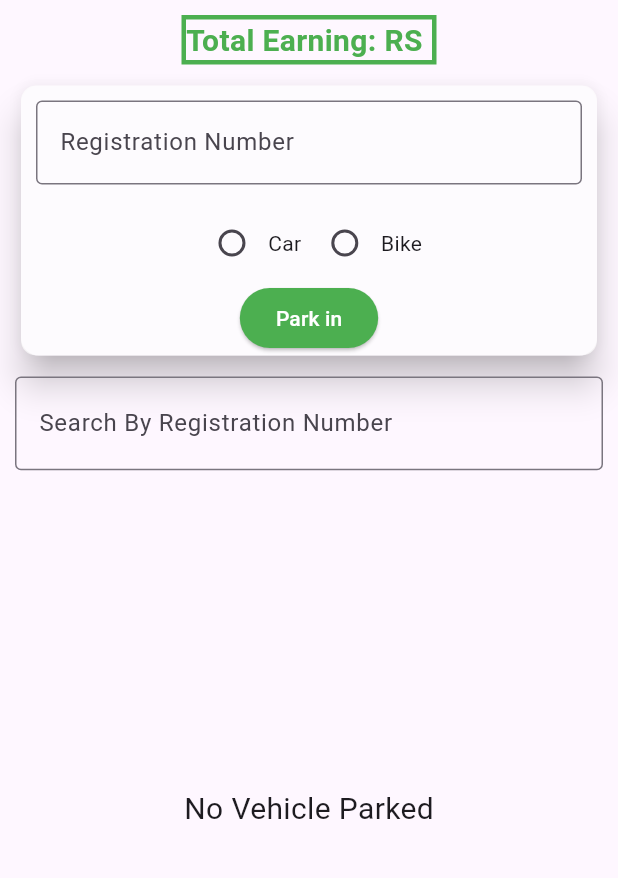
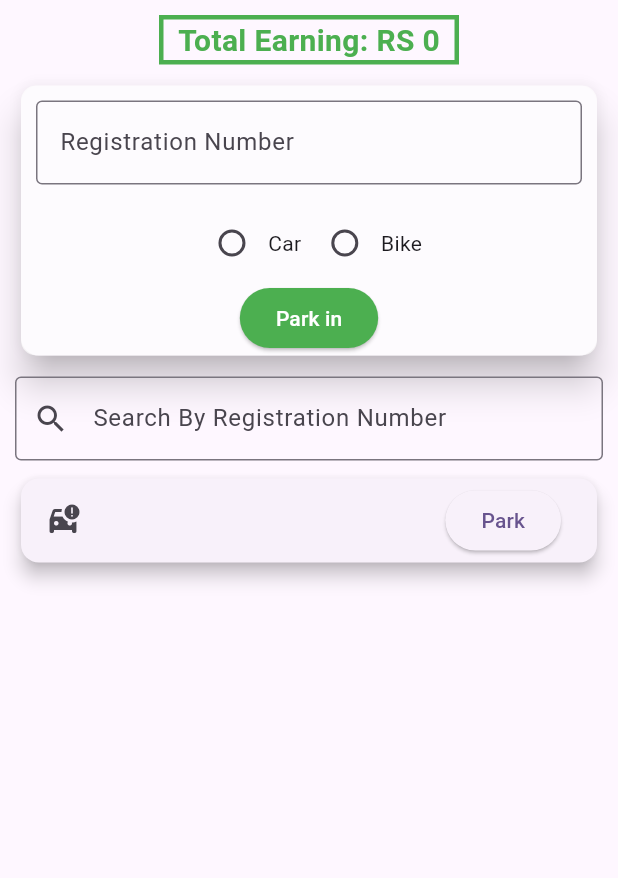
Before and after one commit to AdeelSultani/Parking-System, a Flutter app: the screen it shows after launch, after a tap on "Park in", on a phone screen of 412 x 824 dp, the part 84-962 px from its top. Run offline on Flutter 3.47's test engine with Material 3 defaults, Android fonts, the phone set to English and light mode, and no system bars.

Commit message:
Through Model List is fix

```diff
--- a/lib/Screens/parkview.dart
+++ b/lib/Screens/parkview.dart
@@ -1,4 +1,5 @@
 import 'package:flutter/material.dart';
+import 'package:parking_system/model/vehcile.dart';
 
 class ParkviewScreen extends StatefulWidget {
   const ParkviewScreen({super.key});
@@ -8,40 +9,49 @@ class ParkviewScreen extends StatefulWidget {
 }
 
 class _ParkviewScreenState extends State<ParkviewScreen> {
-  int total_earning=0;
+  int total_earning = 0;
   String? raioButtonValue;
-  TextEditingController reg_no=TextEditingController();
-  List<String> parkedList=[];
+  TextEditingController reg_no = TextEditingController();
+  TextEditingController searchController=TextEditingController();
+
+  List<VechicleModel> parkedList = [];
   @override
   Widget build(BuildContext context) {
     return Scaffold(
-
       appBar: AppBar(
         backgroundColor: Colors.green,
-  title: Text('Parking System',style: TextStyle(fontSize: 25,fontWeight: FontWeight.bold),),
+        title: Text(
+          'Parking System',
+          style: TextStyle(fontSize: 25, fontWeight: FontWeight.bold),
         ),
-body: Padding(padding: EdgeInsets.all(10),
+      ),
+      body: Padding(
+        padding: EdgeInsets.all(10),
         child: Column(
- // mainAxisAlignment: MainAxisAlignment.center,
-  //crossAxisAlignment: CrossAxisAlignment.center,
+
           children: [
             Container(
-      width: 170,
+              width: 200,
               height: 33,
               decoration: BoxDecoration(
-        //color: Colors.green,
                 border: Border.all(
-      color: Colors.green,  // border color
-      width: 3,             // border thickness
+                  color: Colors.green,
+                  width: 3,
                 ),
-    //  borderRadius: BorderRadius.all(
-    //   Radius.circular(5),
-    // ),
+
               ),
               child: Center(
-        child: Text('Total Earning: RS ${total_earning}',style: TextStyle(fontSize: 20,fontWeight:FontWeight.bold,color: Colors.green))),
+                child: Text(
+                  'Total Earning: RS $total_earning',
+                  style: TextStyle(
+                    fontSize: 20,
+                    fontWeight: FontWeight.bold,
+                    color: Colors.green,
                   ),
-      SizedBox(height: 10,),
+                ),
+              ),
+            ),
+            SizedBox(height: 10),
             Card(
               elevation: 10,
               child: Container(
@@ -49,9 +59,7 @@ child: Column(
                 height: 180,
                 decoration: BoxDecoration(
                   color: Colors.white70,
-         borderRadius: BorderRadius.all(
-      Radius.circular(10),
-    ),
+                  borderRadius: BorderRadius.all(Radius.circular(10)),
                 ),
 
                 child: Column(
@@ -59,77 +67,120 @@ child: Column(
                     Padding(
                       padding: const EdgeInsets.all(10.0),
                       child: TextFormField(
-
                         controller: reg_no,
                         decoration: InputDecoration(
                           label: Text('Registration Number'),
-                border: OutlineInputBorder()
+                          border: OutlineInputBorder(),
                         ),
                       ),
                     ),
-          SizedBox(height: 5,),
+                    SizedBox(height: 5),
                     Row(
                       mainAxisAlignment: MainAxisAlignment.center,
                       children: [
                         Radio(
                           activeColor: Colors.green,
-                value:'Car', groupValue:raioButtonValue , onChanged: (String ?val){
-              raioButtonValue=val;
-              setState(() {
-
-              });
+                          value: 'Car',
+                          groupValue: raioButtonValue,
+                          onChanged: (String? val) {
+                            raioButtonValue = val;
+                            setState(() {});
                           },
-
                         ),
                         Text('Car'),
-SizedBox(width: 5,),
+                        SizedBox(width: 5),
                         Radio(
                           activeColor: Colors.green,
-                value:'Bike', groupValue:raioButtonValue , onChanged: (String ?val){
-              raioButtonValue=val;
-              setState(() {
-
-              });
+                          value: 'Bike',
+                          groupValue: raioButtonValue,
+                          onChanged: (String? val) {
+                            raioButtonValue = val;
+                            setState(() {});
                           },
-
                         ),
                         Text('Bike'),
                       ],
                     ),
-          SizedBox(height: 2,),
-          ElevatedButton(onPressed: (){},
+                    SizedBox(height: 2),
+                    ElevatedButton(
+                      onPressed: () {
+                          Icon radioicon;
+                        var text=reg_no.text.toString();
+                         if(raioButtonValue=='Bike'){
+                          radioicon=Icon(Icons.pedal_bike);
+                        }else{
+                          radioicon=Icon(Icons.car_crash);
+                        }
+                      VechicleModel  obj=VechicleModel(title:text , iconbtn: radioicon);
+
+
+parkedList.add(obj);
+setState(() {
+
+});
+
+                      },
                       style: ElevatedButton.styleFrom(
-            backgroundColor: Colors.green
+                        backgroundColor: Colors.green,
                       ),
-          child: Text('Park in',style: TextStyle(color: Colors.white),))
-        ],
-
+                      child: Text(
+                        'Park in',
+                        style: TextStyle(color: Colors.white),
                       ),
                     ),
-    ),SizedBox(height: 10,),
-    TextFormField(
-
-              controller: reg_no,
-              decoration: InputDecoration(
-                prefix:Icon(Icons.search),
-                label: Text('Search By Registration Number'),
-                border: OutlineInputBorder()
-              ),
-            ),
-            SizedBox(height: 8,),
-            parkedList.length==0?Expanded(
-              child: Center(child: Text('No Vehicle Parked',style: TextStyle(fontSize: 20),)),
-
-            ):ListView.builder(
-              itemCount: parkedList.length,
-              itemBuilder: (context,index){
-
-            }),
-
                   ],
                 ),
               ),
+            ),
+            SizedBox(height: 10),
+            TextFormField(
+              controller: searchController,
+              decoration: InputDecoration(
+                prefixIcon: Icon(Icons.search),
+                labelText: 'Search By Registration Number',
+                border: OutlineInputBorder(),
+              ),
+            ),
+            SizedBox(height: 8),
+            parkedList.length == 0
+                ? Expanded(
+                    child: Center(
+                      child: Text(
+                        'No Vehicle Parked',
+                        style: TextStyle(fontSize: 20),
+                      ),
+                    ),
+                  )
+                : Expanded(
+                  child: ListView.builder(
+                      itemCount: parkedList.length,
+                      itemBuilder: (context, index) {
+                        return Card(
+                          elevation: 5,
+                          child: ListTile(
+                          leading: parkedList[index].iconbtn,
+                            title: Text(parkedList[index].title),
+                            trailing: ElevatedButton(onPressed: (){
+                            if(parkedList[index].iconbtn==Icon(Icons.car_crash)){
+                              total_earning+=100;
+                            }else{
+                              total_earning+=50;
+                            }
+                            parkedList.removeAt(index);
+setState(() {
 
+});
+                            }, child: Text('Park')),
+
+                          ),
+                        );
+
+                      },
+                    ),
+                ),
+          ],
+        ),
+      ),
     );
   }
 }
--- /dev/null
+++ b/lib/model/vehcile.dart
@@ -0,0 +1,9 @@
+import 'package:flutter/material.dart';
+
+class VechicleModel{
+
+  String title;
+  Icon iconbtn;
+
+  VechicleModel({required this.title,required this.iconbtn});
+}
```
Also changed, not shown: lib/main.dart (+0 -15 lines). Lines whose indentation alone changed are shown as unchanged.
